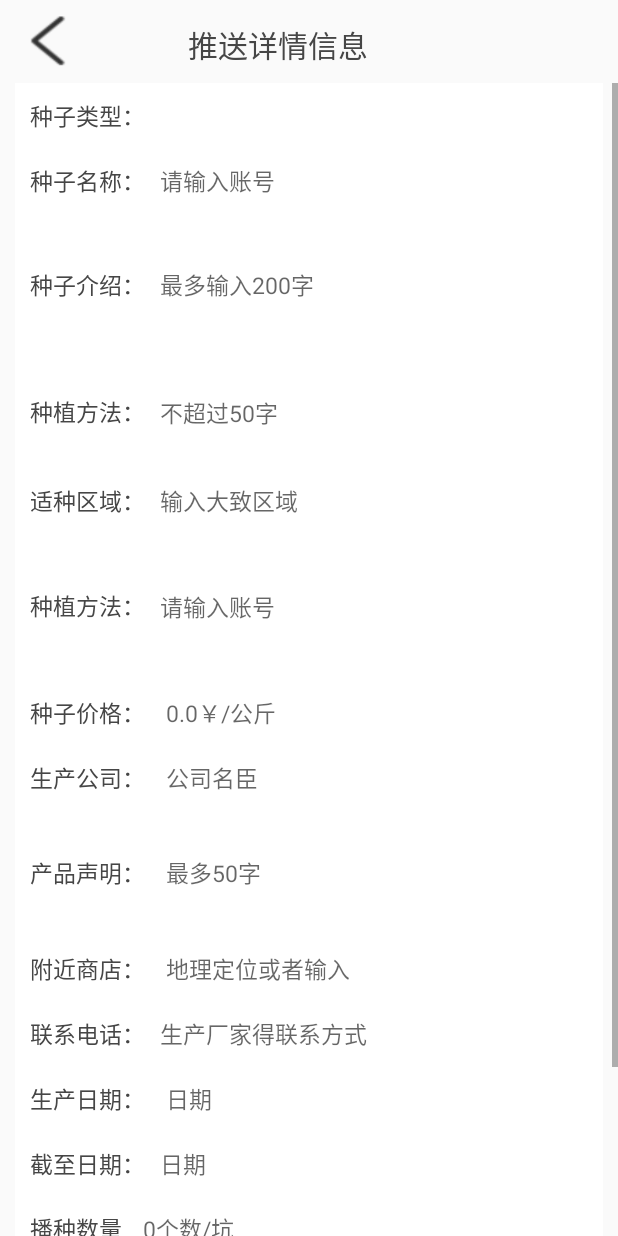
After one commit to jideqiang1231/AfriculturePlatformsource, an Android app: the SpecialistaddpushActivity screen opened directly, with no data from a screen before it, on a phone screen of 412 x 824 dp. The commit adds this screen. Run offline under Robolectric (Android 15) with nearby library versions, the phone set to English and light mode, and no system bars; our stand-ins replace ButterKnife.

Commit message:
app client 3.24 23：43 second commit

```diff
--- a/app/src/main/AndroidManifest.xml
+++ b/app/src/main/AndroidManifest.xml
@@ -12,7 +12,8 @@
         android:roundIcon="@mipmap/ic_launcher_round"
         android:supportsRtl="true"
         android:theme="@style/AppTheme">
-        <activity android:name=".specialist.activity.SpecialistseedpushActivity"></activity>
+        <activity android:name=".specialist.activity.SpecialistaddpushActivity"></activity>
+        <activity android:name=".specialist.activity.SpecialistseedpushActivity" />
         <activity android:name=".home.activity.SeedinfoActivity" />
         <activity android:name=".specialist.activity.SpecialistActivity" />
         <activity android:name=".specialist.activity.SpecialistloginActivity" />
--- /dev/null
+++ b/app/src/main/java/com/bigdata/agricultureplatform/specialist/activity/SpecialistaddpushActivity.java
@@ -0,0 +1,31 @@
+package com.bigdata.agricultureplatform.specialist.activity;
+
+import android.app.Activity;
+import android.os.Bundle;
+import android.view.View;
+import android.widget.ImageButton;
+
+import com.bigdata.agricultureplatform.R;
+
+import butterknife.Bind;
+import butterknife.ButterKnife;
+
+public class SpecialistaddpushActivity extends Activity implements View.OnClickListener {
+    @Bind(R.id.ib_Specialist_addpushinfo_back)
+    ImageButton ibSpecialistAddpushinfoBack;
+
+    @Override
+    protected void onCreate(Bundle savedInstanceState) {
+        super.onCreate(savedInstanceState);
+        setContentView(R.layout.activity_specialistaddpush);
+        ButterKnife.bind(this);
+        ibSpecialistAddpushinfoBack.setOnClickListener(this);
+    }
+
+    @Override
+    public void onClick(View view) {
+        if (view == ibSpecialistAddpushinfoBack) {
+            finish();
+        }
+    }
+}
--- a/app/src/main/java/com/bigdata/agricultureplatform/specialist/activity/SpecialistseedpushActivity.java
+++ b/app/src/main/java/com/bigdata/agricultureplatform/specialist/activity/SpecialistseedpushActivity.java
@@ -5,17 +5,12 @@ import android.content.Intent;
 import android.os.Bundle;
 import android.util.Log;
 import android.view.View;
-import android.widget.AdapterView;
 import android.widget.ImageButton;
 import android.widget.ListView;
 import android.widget.Toast;
 
 import com.alibaba.fastjson.JSON;
 import com.bigdata.agricultureplatform.R;
-import com.bigdata.agricultureplatform.home.activity.PushActivity;
-import com.bigdata.agricultureplatform.home.activity.SeedinfoActivity;
-import com.bigdata.agricultureplatform.home.adapter.SeedGridViewAdapter;
-import com.bigdata.agricultureplatform.home.bean.SeedinfoBean;
 import com.bigdata.agricultureplatform.specialist.adapter.SpecialistPushListViewAdapter;
 import com.bigdata.agricultureplatform.specialist.bean.SpecialistseedlistBean;
 import com.bigdata.agricultureplatform.util.Constants;
@@ -36,6 +31,8 @@ public class SpecialistseedpushActivity extends Activity implements View.OnClick
     ImageButton ibSpecialistseedpushBack;
     @Bind(R.id.lv_specialist_zhongzipush)
     ListView lvSpecialistZhongzipush;
+    @Bind(R.id.ib_pecialist_seed_addpush)
+    ImageButton ibPecialistSeedAddpush;
     //前边两个activity逐级传过来的id，用于数据库查询
     private Integer specialistId;
     //SpecialistseedlistBean和它list中的bean
@@ -51,7 +48,7 @@ public class SpecialistseedpushActivity extends Activity implements View.OnClick
         //获取前边specialistactivity中传来的id,
         //注意：id是整型值，一定要妥善接受，有个deaultvalue设置为0，或者传送的时候用bundle或者intent绑定一下
         Intent intent = getIntent();
-        specialistId=intent.getIntExtra("专家的id",0);
+        specialistId = intent.getIntExtra("专家的id", 0);
         Log.e("TAG", String.valueOf(specialistId));
         //int类型连土司都要注意
         Toast.makeText(this, String.valueOf(specialistId), Toast.LENGTH_SHORT).show();
@@ -60,6 +57,7 @@ public class SpecialistseedpushActivity extends Activity implements View.OnClick
         initSpecialistpushzhongziData(String.valueOf(specialistId));
         //返回的监听事件
         ibSpecialistseedpushBack.setOnClickListener(this);
+        ibPecialistSeedAddpush.setOnClickListener(this);
     }
 
     private void initSpecialistpushzhongziData(String specialistId) {
@@ -78,12 +76,13 @@ public class SpecialistseedpushActivity extends Activity implements View.OnClick
                     public void onError(Call call, Exception e, int id) {
                         Log.e(TAG, "专家请求种子发布历史数据失败==" + e.getMessage());
                     }
+
                     @Override
                     public void onResponse(String response, int id) {
                         Log.e(TAG, "专家获取发布过得历史数据成功==" + response);
                         specialistpushzhongziprocessData(response);
 
-                       adapter = new SpecialistPushListViewAdapter(SpecialistseedpushActivity.this,specialistseedresultBeans);
+                        adapter = new SpecialistPushListViewAdapter(SpecialistseedpushActivity.this, specialistseedresultBeans);
                         lvSpecialistZhongzipush.setAdapter(adapter);
 //                        gvZhongzipush.setOnItemClickListener(new AdapterView.OnItemClickListener() {
 //                            //这里所有默认的i都改成position   long l都改成id
@@ -123,21 +122,27 @@ public class SpecialistseedpushActivity extends Activity implements View.OnClick
 //                    @Overridepublic void onError(Request request, Exception e){ }@Overridepublic void onResponse(String response){ }
                 });
     }
-//解析专家发布得种子数据->SpecialistseedlistBean
+
+    //解析专家发布得种子数据->SpecialistseedlistBean
     //补充,这里截取有用的信息，
     private void specialistpushzhongziprocessData(String json) {
         //表面bean
-        specialistseedlistBean= JSON.parseObject(json, SpecialistseedlistBean.class);
+        specialistseedlistBean = JSON.parseObject(json, SpecialistseedlistBean.class);
         //表面bean里面的listbean
-        specialistseedresultBeans=specialistseedlistBean.getSpecialistseedresult();
+        specialistseedresultBeans = specialistseedlistBean.getSpecialistseedresult();
         //打印一下
-        Log.e(TAG,"数组显示用.get0"+specialistseedresultBeans.get(0).getSeedIntroduce());
+        Log.e(TAG, "数组显示用.get0" + specialistseedresultBeans.get(0).getSeedIntroduce());
 
     }
+
     @Override
     public void onClick(View view) {
         if (view == ibSpecialistseedpushBack) {
             finish();
         }
+        if (view == ibPecialistSeedAddpush) {
+            Intent intent=new Intent(SpecialistseedpushActivity.this,SpecialistaddpushActivity.class);
+            startActivity(intent);
+        }
     }
 }
--- /dev/null
+++ b/app/src/main/res/layout/activity_specialistaddpush.xml
@@ -0,0 +1,479 @@
+<?xml version="1.0" encoding="utf-8"?>
+<LinearLayout xmlns:android="http://schemas.android.com/apk/res/android"
+    xmlns:app="http://schemas.android.com/apk/res-auto"
+    xmlns:tools="http://schemas.android.com/tools"
+    android:layout_width="match_parent"
+    android:layout_height="match_parent"
+    android:orientation="vertical"
+    tools:context=".specialist.activity.SpecialistaddpushActivity">
+    <LinearLayout
+        android:layout_width="match_parent"
+        android:layout_height="wrap_content">
+        <ImageButton
+            android:id="@+id/ib_Specialist_addpushinfo_back"
+            android:layout_width="44dp"
+            android:layout_height="35dp"
+            android:background="@drawable/top_bar_left_back"
+            android:layout_marginLeft="10dp"
+            android:layout_marginTop="10dp"
+            android:layout_marginBottom="10dp"
+            android:layout_marginRight="10dp"/>
+        <TextView
+            android:layout_width="293dp"
+            android:layout_height="39dp"
+            android:layout_marginTop="10dp"
+            android:gravity="center"
+            android:paddingRight="50dp"
+            android:text="推送详情信息"
+            android:textColor="#464646"
+            android:textSize="20sp" />
+    </LinearLayout>
+    <ScrollView
+        android:layout_width="match_parent"
+        android:layout_height="match_parent">
+        <LinearLayout
+            android:layout_width="match_parent"
+            android:layout_height="match_parent"
+            android:orientation="vertical">
+            <LinearLayout
+                android:layout_width="match_parent"
+                android:layout_height="wrap_content"
+                android:layout_marginLeft="10dp"
+                android:layout_marginRight="10dp"
+                android:background="#fff"
+                android:orientation="horizontal"
+                android:padding="10dp">
+
+                <TextView
+                    android:layout_width="wrap_content"
+                    android:layout_height="wrap_content"
+                    android:text="种子类型："
+                    android:textColor="#464646"
+                    android:textSize="15sp" />
+                <!--android:inputType="phone"-->
+
+                <TextView
+                    android:singleLine="true"
+                    android:layout_width="match_parent"
+                    android:layout_height="match_parent"
+                    android:layout_marginLeft="10dp"
+                    android:background="@null"
+                    android:textSize="15sp" />
+
+            </LinearLayout>
+
+            <LinearLayout
+                android:layout_width="match_parent"
+                android:layout_height="wrap_content"
+                android:layout_marginLeft="10dp"
+                android:layout_marginRight="10dp"
+                android:background="#fff"
+                android:orientation="horizontal"
+                android:padding="10dp">
+
+                <TextView
+                    android:layout_width="wrap_content"
+                    android:layout_height="wrap_content"
+                    android:text="种子名称："
+                    android:textColor="#464646"
+                    android:textSize="15sp" />
+                <!--android:inputType="phone"-->
+
+                <EditText
+                    android:singleLine="true"
+                    android:layout_width="match_parent"
+                    android:layout_height="match_parent"
+                    android:layout_marginLeft="10dp"
+                    android:background="@null"
+                    android:hint="请输入账号"
+                    android:textSize="15sp" />
+
+            </LinearLayout>
+            <LinearLayout
+                android:layout_width="match_parent"
+                android:layout_height="wrap_content"
+                android:layout_marginLeft="10dp"
+                android:layout_marginRight="10dp"
+                android:background="#fff"
+                android:orientation="horizontal"
+                android:padding="10dp">
+
+                <TextView
+                    android:layout_width="wrap_content"
+                    android:layout_height="wrap_content"
+                    android:text="种子介绍："
+                    android:textColor="#464646"
+                    android:textSize="15sp" />
+                <!--android:inputType="phone"-->
+
+                <EditText
+                    android:layout_width="match_parent"
+                    android:layout_height="76dp"
+                    android:layout_marginLeft="10dp"
+                    android:background="@null"
+                    android:hint="最多输入200字"
+                    android:textSize="15sp" />
+
+            </LinearLayout>
+            <LinearLayout
+                android:layout_width="match_parent"
+                android:layout_height="wrap_content"
+                android:layout_marginLeft="10dp"
+                android:layout_marginRight="10dp"
+                android:background="#fff"
+                android:orientation="horizontal"
+                android:padding="10dp">
+
+                <TextView
+                    android:layout_width="wrap_content"
+                    android:layout_height="wrap_content"
+                    android:text="种植方法："
+                    android:textColor="#464646"
+                    android:textSize="15sp" />
+                <!--android:inputType="phone"-->
+
+                <EditText
+                    android:layout_width="match_parent"
+                    android:layout_height="54dp"
+                    android:layout_marginLeft="10dp"
+                    android:background="@null"
+                    android:hint="不超过50字"
+                    android:singleLine="true"
+                    android:textSize="15sp" />
+
+            </LinearLayout>
+            <LinearLayout
+                android:layout_width="match_parent"
+                android:layout_height="wrap_content"
+                android:layout_marginLeft="10dp"
+                android:layout_marginRight="10dp"
+                android:background="#fff"
+                android:orientation="horizontal"
+                android:padding="10dp">
+
+                <TextView
+                    android:layout_width="wrap_content"
+                    android:layout_height="wrap_content"
+                    android:text="适种区域："
+                    android:textColor="#464646"
+                    android:textSize="15sp" />
+                <!--android:inputType="phone"-->
+
+                <EditText
+                    android:singleLine="true"
+                    android:layout_width="match_parent"
+                    android:layout_height="match_parent"
+                    android:layout_marginLeft="10dp"
+                    android:background="@null"
+                    android:hint="输入大致区域"
+                    android:textSize="15sp" />
+
+            </LinearLayout>
+            <LinearLayout
+                android:layout_width="match_parent"
+                android:layout_height="wrap_content"
+                android:layout_marginLeft="10dp"
+                android:layout_marginRight="10dp"
+                android:background="#fff"
+                android:orientation="horizontal"
+                android:padding="10dp">
+
+                <TextView
+                    android:layout_width="wrap_content"
+                    android:layout_height="wrap_content"
+                    android:text="种植方法："
+                    android:textColor="#464646"
+                    android:textSize="15sp" />
+                <!--android:inputType="phone"-->
+
+                <EditText
+                    android:layout_width="match_parent"
+                    android:layout_height="78dp"
+                    android:layout_marginLeft="10dp"
+                    android:background="@null"
+                    android:hint="请输入账号"
+                    android:singleLine="true"
+                    android:textSize="15sp" />
+
+            </LinearLayout>
+            <LinearLayout
+                android:layout_width="match_parent"
+                android:layout_height="wrap_content"
+                android:layout_marginLeft="10dp"
+                android:layout_marginRight="10dp"
+                android:background="#fff"
+                android:orientation="horizontal"
+                android:padding="10dp">
+
+                <TextView
+                    android:layout_width="wrap_content"
+                    android:layout_height="wrap_content"
+                    android:text="种子价格："
+                    android:textColor="#464646"
+                    android:textSize="15sp" />
+                <!--android:inputType="phone"-->
+
+                <EditText
+                    android:singleLine="true"
+                    android:layout_width="match_parent"
+                    android:layout_height="match_parent"
+                    android:layout_marginLeft="10dp"
+                    android:background="@null"
+                    android:hint=" 0.0￥/公斤"
+                    android:textSize="15sp" />
+
+            </LinearLayout>
+            <LinearLayout
+                android:layout_width="match_parent"
+                android:layout_height="wrap_content"
+                android:layout_marginLeft="10dp"
+                android:layout_marginRight="10dp"
+                android:background="#fff"
+                android:orientation="horizontal"
+                android:padding="10dp">
+
+                <TextView
+                    android:layout_width="wrap_content"
+                    android:layout_height="wrap_content"
+                    android:text="生产公司："
+                    android:textColor="#464646"
+                    android:textSize="15sp" />
+                <!--android:inputType="phone"-->
+
+                <EditText
+                    android:singleLine="true"
+                    android:layout_width="match_parent"
+                    android:layout_height="match_parent"
+                    android:layout_marginLeft="10dp"
+                    android:background="@null"
+                    android:hint=" 公司名臣"
+                    android:textSize="15sp" />
+
+            </LinearLayout>
+
+            <LinearLayout
+                android:layout_width="match_parent"
+                android:layout_height="wrap_content"
+                android:layout_marginLeft="10dp"
+                android:layout_marginRight="10dp"
+                android:background="#fff"
+                android:orientation="horizontal"
+                android:padding="10dp">
+
+                <TextView
+                    android:layout_width="wrap_content"
+                    android:layout_height="wrap_content"
+                    android:text="产品声明："
+                    android:textColor="#464646"
+                    android:textSize="15sp" />
+                <!--android:inputType="phone"-->
+
+                <EditText
+                    android:layout_width="match_parent"
+                    android:layout_height="64dp"
+                    android:layout_marginLeft="10dp"
+                    android:background="@null"
+                    android:hint=" 最多50字"
+                    android:singleLine="true"
+                    android:textSize="15sp" />
+
+            </LinearLayout>
+
+            <LinearLayout
+                android:layout_width="match_parent"
+                android:layout_height="wrap_content"
+                android:layout_marginLeft="10dp"
+                android:layout_marginRight="10dp"
+                android:background="#fff"
+                android:orientation="horizontal"
+                android:padding="10dp">
+
+                <TextView
+                    android:layout_width="wrap_content"
+                    android:layout_height="wrap_content"
+                    android:text="附近商店："
+                    android:textColor="#464646"
+                    android:textSize="15sp" />
+                <!--android:inputType="phone"-->
+
+                <EditText
+                    android:singleLine="true"
+                    android:layout_width="match_parent"
+                    android:layout_height="match_parent"
+                    android:layout_marginLeft="10dp"
+                    android:background="@null"
+                    android:hint=" 地理定位或者输入"
+                    android:textSize="15sp" />
+
+            </LinearLayout>
+
+            <LinearLayout
+                android:layout_width="match_parent"
+                android:layout_height="wrap_content"
+                android:layout_marginLeft="10dp"
+                android:layout_marginRight="10dp"
+                android:background="#fff"
+                android:orientation="horizontal"
+                android:padding="10dp">
+
+                <TextView
+                    android:layout_width="wrap_content"
+                    android:layout_height="wrap_content"
+                    android:text="联系电话："
+                    android:textColor="#464646"
+                    android:textSize="15sp" />
+                <!--android:inputType="phone"-->
+
+                <EditText
+                    android:singleLine="true"
+                    android:layout_width="match_parent"
+                    android:layout_height="match_parent"
+                    android:layout_marginLeft="10dp"
+                    android:background="@null"
+                    android:hint="生产厂家得联系方式"
+                    android:textSize="15sp" />
+
+            </LinearLayout>
+
+            <LinearLayout
+                android:layout_width="match_parent"
+                android:layout_height="wrap_content"
+                android:layout_marginLeft="10dp"
+                android:layout_marginRight="10dp"
+                android:background="#fff"
+                android:orientation="horizontal"
+                android:padding="10dp">
+
+                <TextView
+                    android:layout_width="wrap_content"
+                    android:layout_height="wrap_content"
+                    android:text="生产日期："
+                    android:textColor="#464646"
+                    android:textSize="15sp" />
+                <!--android:inputType="phone"-->
+
+                <EditText
+                    android:singleLine="true"
+                    android:layout_width="match_parent"
+                    android:layout_height="match_parent"
+                    android:layout_marginLeft="10dp"
+                    android:background="@null"
+                    android:hint=" 日期"
+                    android:textSize="15sp" />
+
+            </LinearLayout>
+
+            <LinearLayout
+                android:layout_width="match_parent"
+                android:layout_height="wrap_content"
+                android:layout_marginLeft="10dp"
+                android:layout_marginRight="10dp"
+                android:background="#fff"
+                android:orientation="horizontal"
+                android:padding="10dp">
+
+                <TextView
+                    android:layout_width="wrap_content"
+                    android:layout_height="wrap_content"
+                    android:text="截至日期："
+                    android:textColor="#464646"
+                    android:textSize="15sp" />
+                <!--android:inputType="phone"-->
+
+                <EditText
+                    android:singleLine="true"
+                    android:layout_width="match_parent"
+                    android:layout_height="match_parent"
+                    android:layout_marginLeft="10dp"
+                    android:background="@null"
+                    android:hint="日期"
+                    android:textSize="15sp" />
+
+            </LinearLayout>
+
+            <LinearLayout
+                android:layout_width="match_parent"
+                android:layout_height="wrap_content"
+                android:layout_marginLeft="10dp"
+                android:layout_marginRight="10dp"
+                android:background="#fff"
+                android:orientation="horizontal"
+                android:padding="10dp">
+
+                <TextView
+                    android:layout_width="wrap_content"
+                    android:layout_height="wrap_content"
+                    android:text="播种数量"
+                    android:textColor="#464646"
+                    android:textSize="15sp" />
+                <!--android:inputType="phone"-->
+
+                <EditText
+                    android:singleLine="true"
+                    android:layout_width="match_parent"
+                    android:layout_height="match_parent"
+                    android:layout_marginLeft="10dp"
+                    android:background="@null"
+                    android:hint=" 0个数/坑"
+                    android:textSize="15sp" />
+
+            </LinearLayout>
+
+
+            <LinearLayout
+                android:layout_width="match_parent"
+                android:layout_height="wrap_content">
+
+                <EditText
+                    android:layout_width="293dp"
+                    android:layout_height="39dp"
+                    android:layout_marginTop="10dp"
+                    android:gravity="center"
+                    android:hint="图片名称"
+                    android:paddingRight="50dp"
+                    android:textColor="#464646" />
+
+                <ImageButton
+                    android:layout_width="35dp"
+                    android:layout_height="35dp"
+                    android:layout_marginLeft="10dp"
+                    android:layout_marginTop="10dp"
+                    android:layout_marginRight="10dp"
+                    android:layout_marginBottom="10dp"
+                    android:background="@drawable/camera" />
+
+                <ImageButton
+                    android:layout_width="35dp"
+                    android:layout_height="35dp"
+                    android:layout_marginLeft="10dp"
+                    android:layout_marginTop="10dp"
+                    android:layout_marginRight="10dp"
+                    android:layout_marginBottom="10dp"
+                    android:background="@drawable/photo" />
+            </LinearLayout>
+
+            <Button
+                android:layout_width="match_parent"
+                android:layout_height="40dp"
+                android:layout_margin="10dp"
+                android:background="@drawable/loginbutton_background"
+                android:padding="10dp"
+                android:text="点击发布"
+                android:textColor="#fff" />
+
+
+
+
+
+        </LinearLayout>
+
+
+
+
+
+    </ScrollView>
+
+
+
+
+</LinearLayout>
--- a/app/src/main/res/layout/activity_specialistseedpush.xml
+++ b/app/src/main/res/layout/activity_specialistseedpush.xml
@@ -20,7 +20,7 @@
             android:layout_marginRight="10dp"/>
 
         <TextView
-            android:layout_width="match_parent"
+            android:layout_width="293dp"
             android:layout_height="39dp"
             android:layout_marginTop="10dp"
             android:gravity="center"
@@ -28,6 +28,18 @@
             android:text="我的推送历史"
             android:textColor="#464646"
             android:textSize="20sp" />
+
+        <ImageButton
+            android:id="@+id/ib_pecialist_seed_addpush"
+            android:layout_width="35dp"
+            android:layout_height="35dp"
+            android:background="@drawable/top_bar_right_addpush"
+            android:layout_marginLeft="10dp"
+            android:layout_marginTop="10dp"
+            android:layout_marginBottom="10dp"
+            android:layout_marginRight="10dp"/>
+
+
     </LinearLayout>
     <ListView
         android:id="@+id/lv_specialist_zhongzipush"
```
Also changed, not shown: app/src/main/java/com/bigdata/agricultureplatform/specialist/adapter/SpecialistPushListViewAdapter.java (+1 -6 lines), app/src/main/res/drawable/camera.png (added), app/src/main/res/drawable/camera1.png (added), app/src/main/res/drawable/photo.png (added), app/src/main/res/drawable/photo1.png (added), app/src/main/res/drawable/top_bar_right_addpush.png (added), app/src/main/res/drawable/top_bar_right_addpush1.png (added).
